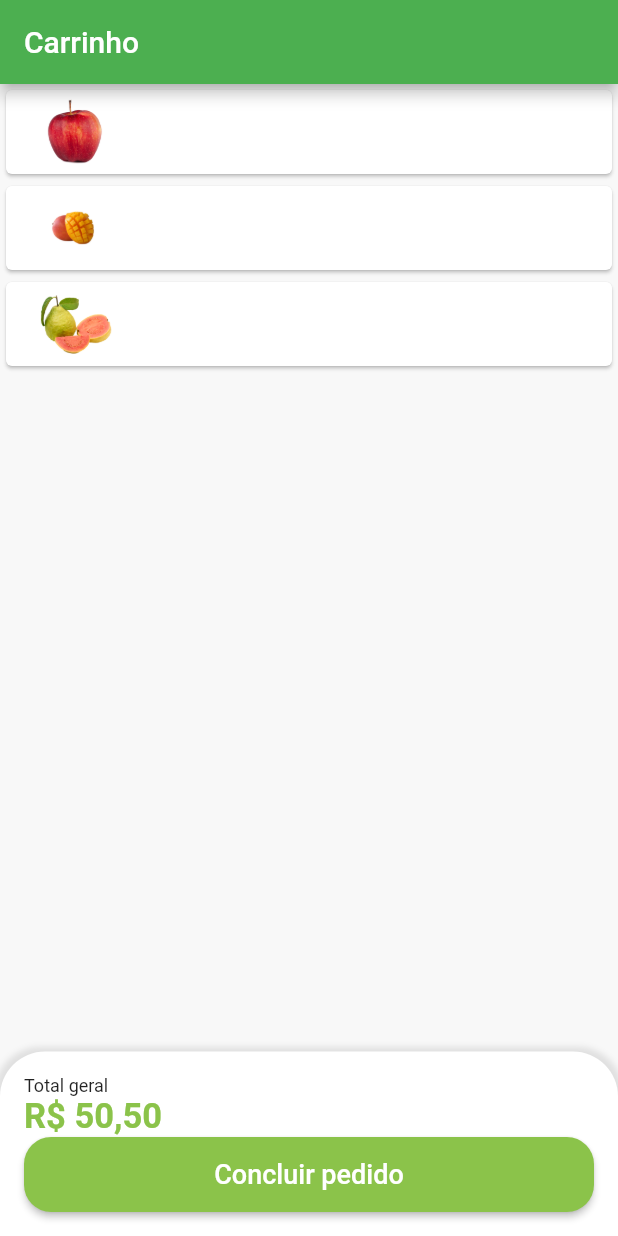
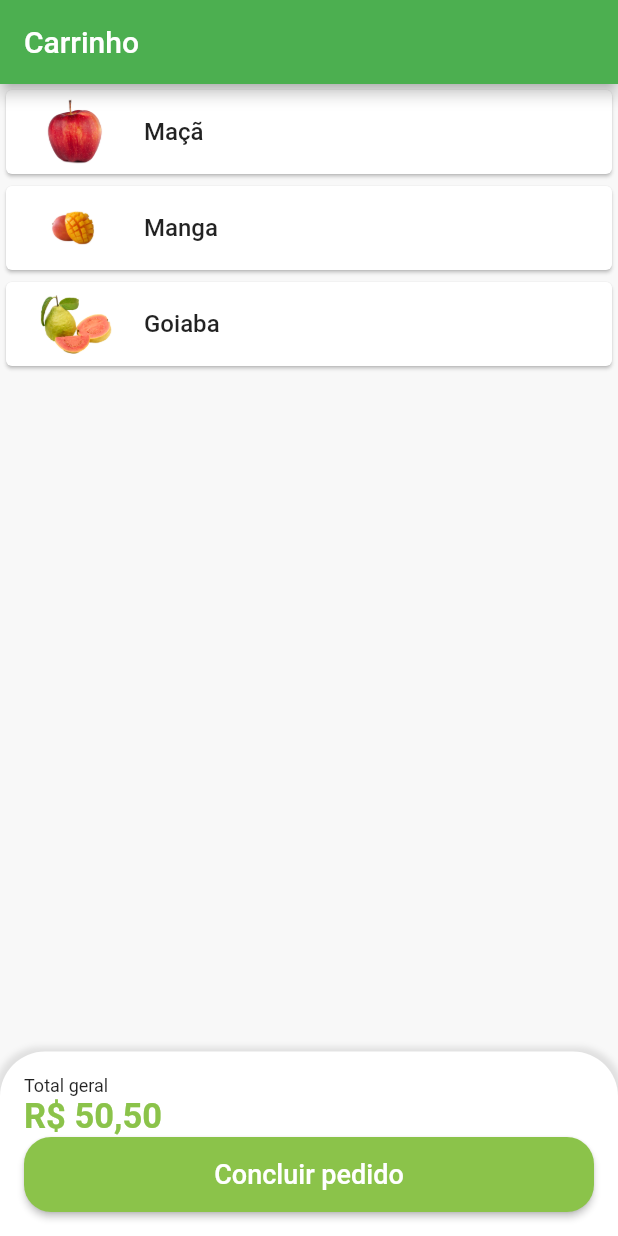
Before and after one commit to caneto/Projeto-do-Quintanda-Virtual---1, a Flutter app: the CartTab screen opened directly, on a phone screen of 412 x 824 dp. Run offline on Flutter 3.47's test engine with Material 2 defaults, Android fonts, the phone set to English and light mode, and no system bars; our stand-ins replace animated_text_kit, badges, mask_text_input_formatter.

Commit message:
Atualização

```diff
--- a/lib/tabs/cart_tab.dart
+++ b/lib/tabs/cart_tab.dart
@@ -22,7 +22,7 @@ class CartTab extends StatelessWidget {
               itemCount: cartItens.length,
                 itemBuilder: (_,index) {
                   return CartTile(cartItemModel: cartItens[index]);
-                },
+              },
             ),
           ),
           Container(
--- a/lib/tiles/cart_tile.dart
+++ b/lib/tiles/cart_tile.dart
@@ -15,6 +15,11 @@ class CartTile extends StatelessWidget {
           height: 60,
           width: 60,
         ),
+        title: Text(cartItemModel.item.itemName,
+          style: const TextStyle(
+            fontWeight: FontWeight.w500,
+          ),
+        ),
       ),
     );
   }
```
